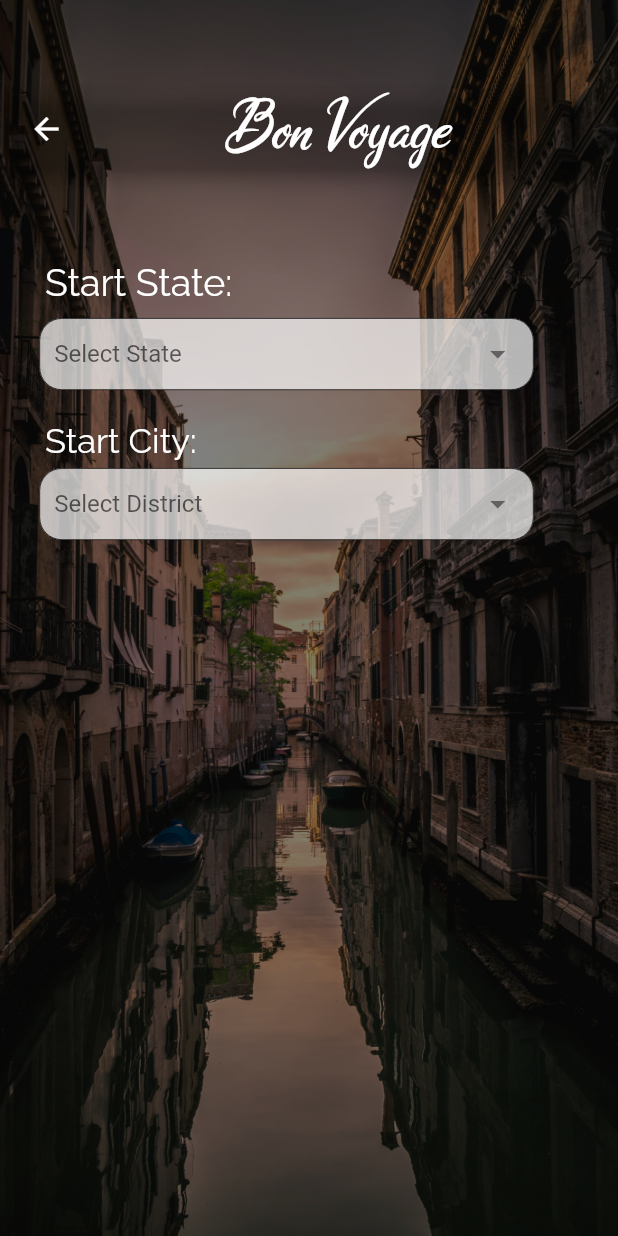
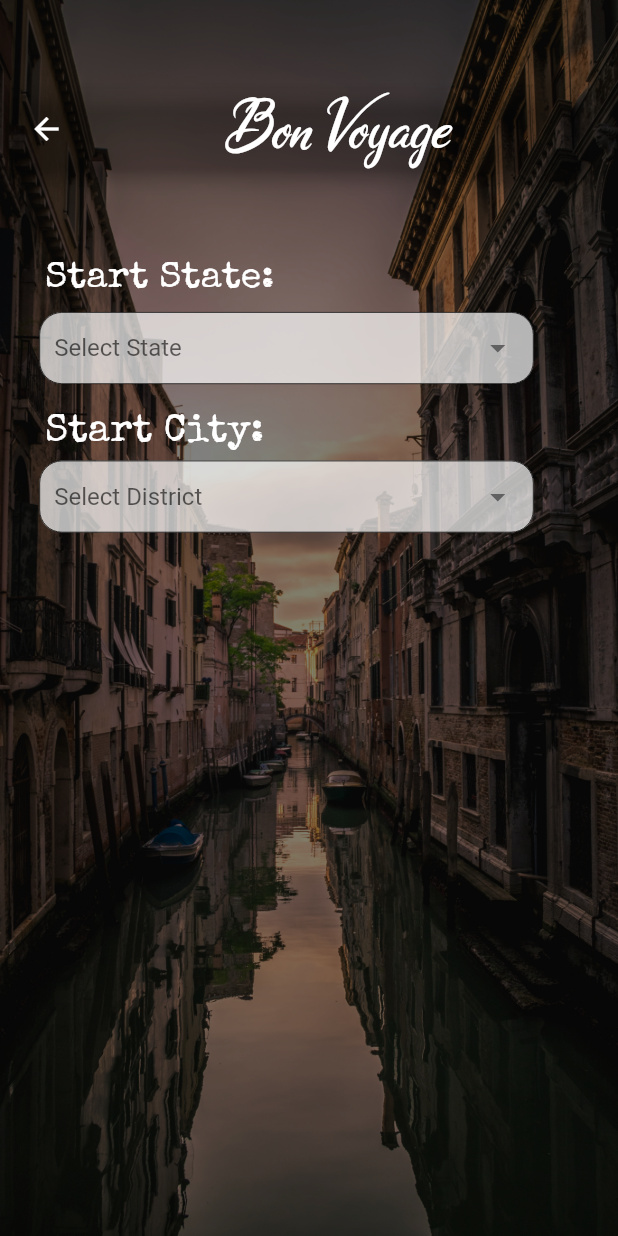
Before and after one commit to shree-vidya/Bon-Voyage, a Flutter app: the Page2 screen opened directly, on a phone screen of 412 x 824 dp. Run offline on Flutter 3.47's test engine with Material 2 defaults, Android fonts, the phone set to English and light mode, and no system bars.

Commit message:
fonts added

```diff
--- a/lib/screens/page2.dart
+++ b/lib/screens/page2.dart
@@ -82,7 +82,7 @@ class _Page2State extends State<Page2> {
                   "Start State:",
                   style: TextStyle(
                     fontSize: 25,
-                      fontFamily: 'Raleway',
+                      fontFamily: 'SpecialElite',
                     color: Colors.white
                   ),
                 ),
@@ -147,8 +147,9 @@ class _Page2State extends State<Page2> {
                     child: Text(
                       "Start City:",
                       style: TextStyle(
-                        fontFamily: 'Raleway',
-                          fontSize: 23,
+                        fontFamily: 'SpecialElite',
+                          fontSize: 26,
+                          // fontWeight: FontWeight.w100,
                           color: Colors.white
                       ),
                     ),
```
Also changed, not shown: pubspec.yaml (+8 -0 lines), fonts/ChelaOne-Regular.ttf (added), fonts/SpecialElite-Regular.ttf (added).
